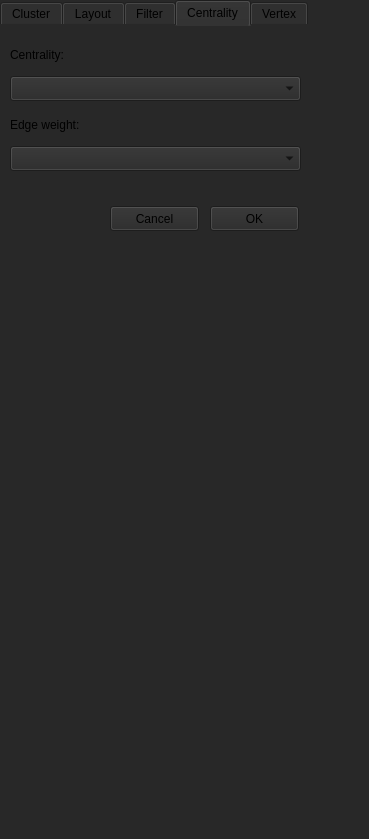
First picture: the form in resource/gui/FilterDialog.ui, repository dthung1602/NetworkVisualization, before the edit.
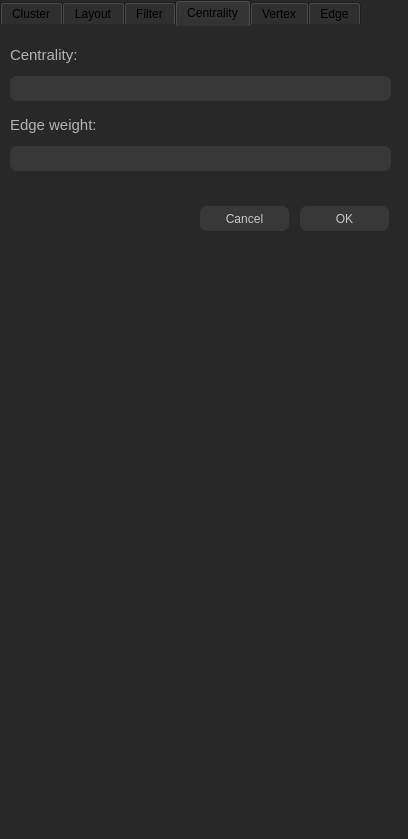
Second picture: the form after the edit. The open tabs and pages were chosen to show the change. Icons and pictures are not drawn.

The edit to the form file:
```diff
--- a/resource/gui/FilterDialog.ui
+++ b/resource/gui/FilterDialog.ui
@@ -6,7 +6,7 @@
    <rect>
     <x>0</x>
     <y>0</y>
-    <width>369</width>
+    <width>408</width>
     <height>839</height>
    </rect>
   </property>
@@ -21,7 +21,7 @@
     <rect>
      <x>0</x>
      <y>0</y>
-     <width>371</width>
+     <width>471</width>
      <height>841</height>
     </rect>
    </property>
@@ -451,10 +451,31 @@
       <rect>
        <x>10</x>
        <y>50</y>
-       <width>291</width>
+       <width>381</width>
        <height>25</height>
       </rect>
      </property>
+     <property name="styleSheet">
+      <string notr="true">QComboBox{
+                            color: rgb(200, 200, 200);
+                            border-style: none;
+                            border-radius: 7px;
+                            background-color: #383838;
+                            padding-left: 13px;
+                            }
+
+                            QComboBox::drop-down
+                            {
+                            border: 0px; /* This seems to replace the whole arrow of the combo box */
+                            }
+                            QComboBox::down-arrow {
+                            image: url(&quot;resource/gui/tool/down-arrow.png&quot;);
+                            width: 9px;
+                            height: 9px;
+                            padding-right: 10px;
+                            }
+                        </string>
+     </property>
     </widget>
     <widget class="QLabel" name="label_3">
      <property name="geometry">
@@ -465,6 +486,12 @@
        <height>17</height>
       </rect>
      </property>
+     <property name="styleSheet">
+      <string notr="true">color: rgb(180,180,180);
+                            font-size: 15px;
+                            background-color: transparent;
+                        </string>
+     </property>
      <property name="text">
       <string>Centrality:</string>
      </property>
@@ -472,12 +499,25 @@
     <widget class="QPushButton" name="applyCentralityBtn">
      <property name="geometry">
       <rect>
-       <x>210</x>
+       <x>300</x>
        <y>180</y>
        <width>89</width>
        <height>25</height>
       </rect>
      </property>
+     <property name="styleSheet">
+      <string notr="true">QPushButton{
+                            color: rgb(200, 200, 200);
+                            border-style: 2px solid rgb(200, 200, 200);
+                            border-radius: 7px;
+                            background-color: #383838;
+                            }
+
+                            QPushButton:hover{
+                            background-color: #303030;
+                            }
+                        </string>
+     </property>
      <property name="text">
       <string>OK</string>
      </property>
@@ -485,12 +525,25 @@
     <widget class="QPushButton" name="cancelCentralityBtn">
      <property name="geometry">
       <rect>
-       <x>110</x>
+       <x>200</x>
        <y>180</y>
        <width>89</width>
        <height>25</height>
       </rect>
      </property>
+     <property name="styleSheet">
+      <string notr="true">QPushButton{
+                            color: rgb(200, 200, 200);
+                            border-style: 2px solid rgb(200, 200, 200);
+                            border-radius: 7px;
+                            background-color: #383838;
+                            }
+
+                            QPushButton:hover{
+                            background-color: #303030;
+                            }
+                        </string>
+     </property>
      <property name="text">
       <string>Cancel</string>
      </property>
@@ -500,10 +553,31 @@
       <rect>
        <x>10</x>
        <y>120</y>
-       <width>291</width>
+       <width>381</width>
        <height>25</height>
       </rect>
      </property>
+     <property name="styleSheet">
+      <string notr="true">QComboBox{
+                            color: rgb(200, 200, 200);
+                            border-style: none;
+                            border-radius: 7px;
+                            background-color: #383838;
+                            padding-left: 13px;
+                            }
+
+                            QComboBox::drop-down
+                            {
+                            border: 0px; /* This seems to replace the whole arrow of the combo box */
+                            }
+                            QComboBox::down-arrow {
+                            image: url(&quot;resource/gui/tool/down-arrow.png&quot;);
+                            width: 9px;
+                            height: 9px;
+                            padding-right: 10px;
+                            }
+                        </string>
+     </property>
     </widget>
     <widget class="QLabel" name="labelCentralityEdgeWeight">
      <property name="geometry">
@@ -514,6 +588,12 @@
        <height>17</height>
       </rect>
      </property>
+     <property name="styleSheet">
+      <string notr="true">color: rgb(180,180,180);
+                            font-size: 15px;
+                            background-color: transparent;
+                        </string>
+     </property>
      <property name="text">
       <string>Edge weight:</string>
      </property>
@@ -576,7 +656,88 @@
     <widget class="QPushButton" name="applyVertexBtn">
      <property name="geometry">
       <rect>
-       <x>230</x>
+       <x>300</x>
+       <y>100</y>
+       <width>89</width>
+       <height>25</height>
+      </rect>
+     </property>
+     <property name="styleSheet">
+      <string notr="true">QPushButton{
+                            color: rgb(200, 200, 200);
+                            border-style: 2px solid rgb(200, 200, 200);
+                            border-radius: 7px;
+                            background-color: #383838;
+                            }
+
+                            QPushButton:hover{
+                            background-color: #303030;
+                            }
+                        </string>
+     </property>
+     <property name="text">
+      <string>OK</string>
+     </property>
+    </widget>
+   </widget>
+   <widget class="QWidget" name="tab">
+    <attribute name="title">
+     <string>Edge</string>
+    </attribute>
+    <widget class="QComboBox" name="selectEdge">
+     <property name="geometry">
+      <rect>
+       <x>20</x>
+       <y>50</y>
+       <width>371</width>
+       <height>31</height>
+      </rect>
+     </property>
+     <property name="styleSheet">
+      <string notr="true">QComboBox{
+                            color: rgb(200, 200, 200);
+                            border-style: none;
+                            border-radius: 7px;
+                            background-color: #383838;
+                            padding-left: 13px;
+                            }
+
+                            QComboBox::drop-down
+                            {
+                            border: 0px; /* This seems to replace the whole arrow of the combo box */
+                            }
+                            QComboBox::down-arrow {
+                            image: url(&quot;resource/gui/tool/down-arrow.png&quot;);
+                            width: 9px;
+                            height: 9px;
+                            padding-right: 10px;
+                            }
+                        </string>
+     </property>
+    </widget>
+    <widget class="QLabel" name="edgeLabel">
+     <property name="geometry">
+      <rect>
+       <x>20</x>
+       <y>20</y>
+       <width>151</width>
+       <height>16</height>
+      </rect>
+     </property>
+     <property name="styleSheet">
+      <string notr="true">color: rgb(180,180,180);
+                            font-size: 15px;
+                            background-color: transparent;
+                        </string>
+     </property>
+     <property name="text">
+      <string>Edge's Attributes:</string>
+     </property>
+    </widget>
+    <widget class="QPushButton" name="applyEdge">
+     <property name="geometry">
+      <rect>
+       <x>300</x>
        <y>100</y>
        <width>89</width>
        <height>25</height>
```
Left out of the diff: 30 changed lines with no effect on the pictures.
